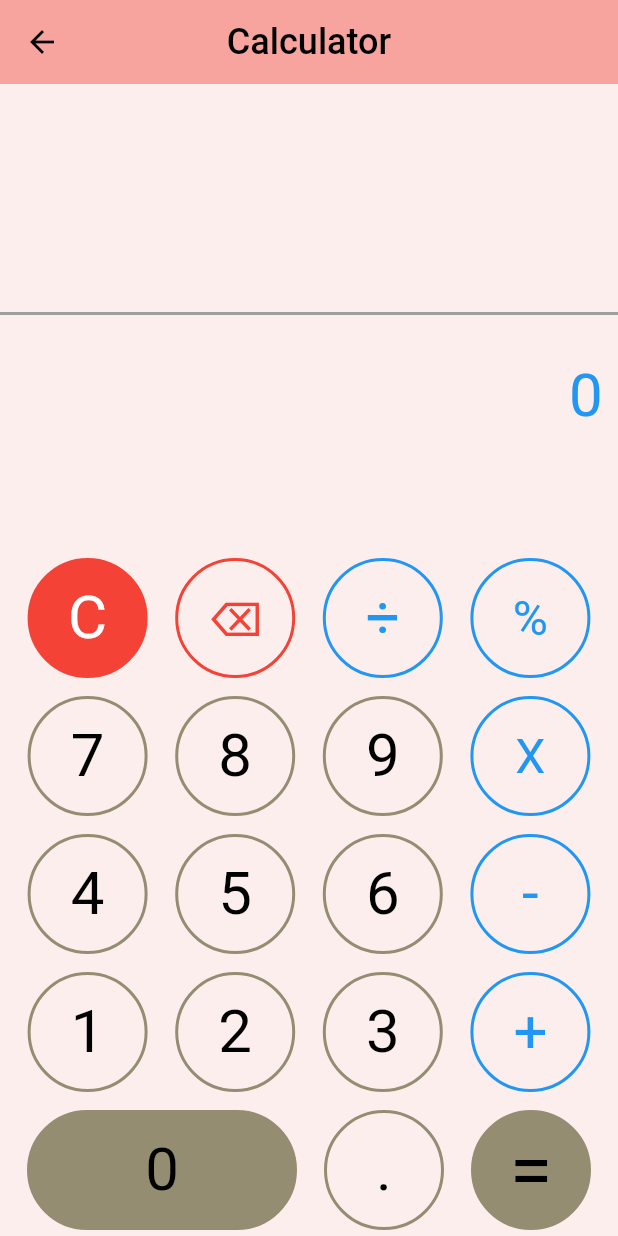
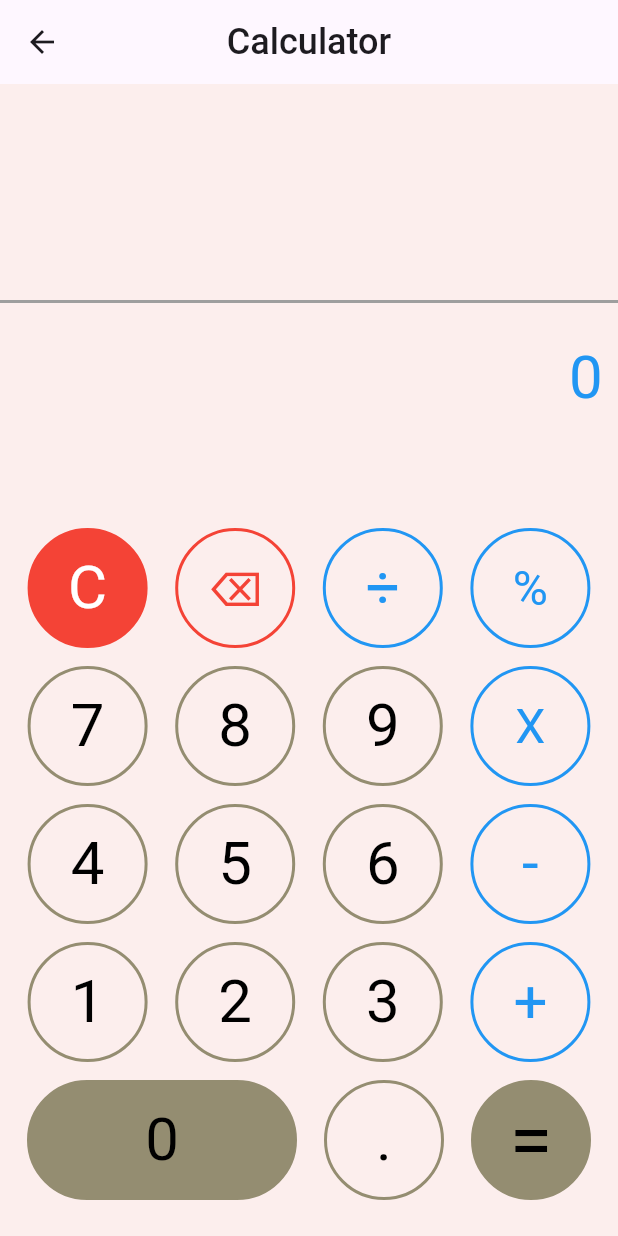
Before and after one commit to anuragsharmark/MinorProject, a Flutter app: the Calculator screen opened directly, on a phone screen of 412 x 824 dp. Run offline on Flutter 3.47's test engine with Material 3 defaults, Android fonts, the phone set to English and light mode, and no system bars; our stand-ins replace carousel_slider, math_expressions, percent_indicator; project files that could hold a hidden picture were left out.

Commit message:
Update Calculator.dart

```diff
--- a/lib/screens/Calculator.dart
+++ b/lib/screens/Calculator.dart
@@ -14,24 +14,21 @@
   String result = '0';
   bool IsCal = false;
   bool IsClick = false;
+  bool IsDoubleClick = false;
 
-  double getNumber(double input) =>
-      double.parse('$input'.substring(0, '$input'.indexOf('.') + 3));
+  double getNumber(double input) {
+    return double.parse(input.toStringAsFixed(2));
+  }
 
   @override
   Widget build(BuildContext context) {
-    return SafeArea(
-      child: Scaffold(
+    return Scaffold(
       backgroundColor: Color.fromRGBO(252, 238, 237, 1),
-        resizeToAvoidBottomInset: false,
       appBar: AppBar(
-          foregroundColor: Colors.black,
-          backgroundColor: Color.fromRGBO(247, 164, 158, 1),
         centerTitle: true,
         title: Text(
           'Calculator',
-            style: TextStyle(
-                fontSize: 24, fontWeight: FontWeight.w500, color: Colors.black),
+          style: TextStyle(fontSize: 24, fontWeight: FontWeight.w500),
         ),
       ),
       body: Column(
@@ -40,11 +37,11 @@
           const SizedBox(
             height: 46,
           ),
+          Wrap(children: [
             Container(
               decoration: BoxDecoration(
-                border: Border(
-                  bottom: BorderSide(width: 2, color: Colors.grey),
-                ),
+                border:
+                    Border(bottom: BorderSide(width: 2, color: Colors.grey)),
               ),
               padding: EdgeInsets.symmetric(horizontal: 10),
               alignment: Alignment.centerRight,
@@ -58,6 +55,8 @@
                 ),
               ),
             ),
+          ]),
+          Wrap(children: [
             Container(
               padding: EdgeInsets.symmetric(horizontal: 10),
               alignment: Alignment.centerRight,
@@ -71,10 +70,12 @@
                 ),
               ),
             ),
+          ]),
           const SizedBox(
             height: 50,
           ),
-            Column(
+          Expanded(
+              child: Column(
             children: [
               Row(
                 mainAxisAlignment: MainAxisAlignment.spaceEvenly,
@@ -112,16 +113,13 @@
                 children: [
                   MyButtonWidget(
                       value: '7',
-                      BorderColor: Color.fromRGBO(148, 141, 113, 1),
-                    ),
+                      BorderColor: Color.fromRGBO(148, 141, 113, 1)),
                   MyButtonWidget(
                       value: '8',
-                      BorderColor: Color.fromRGBO(148, 141, 113, 1),
-                    ),
+                      BorderColor: Color.fromRGBO(148, 141, 113, 1)),
                   MyButtonWidget(
                       value: '9',
-                      BorderColor: Color.fromRGBO(148, 141, 113, 1),
-                    ),
+                      BorderColor: Color.fromRGBO(148, 141, 113, 1)),
                   MyButtonWidget(
                     value: 'X',
                     FontSize: 32,
@@ -138,16 +136,13 @@
                 children: [
                   MyButtonWidget(
                       value: '4',
-                      BorderColor: Color.fromRGBO(148, 141, 113, 1),
-                    ),
+                      BorderColor: Color.fromRGBO(148, 141, 113, 1)),
                   MyButtonWidget(
                       value: '5',
-                      BorderColor: Color.fromRGBO(148, 141, 113, 1),
-                    ),
+                      BorderColor: Color.fromRGBO(148, 141, 113, 1)),
                   MyButtonWidget(
                       value: '6',
-                      BorderColor: Color.fromRGBO(148, 141, 113, 1),
-                    ),
+                      BorderColor: Color.fromRGBO(148, 141, 113, 1)),
                   MyButtonWidget(
                     value: '-',
                     TextColor: Colors.blue,
@@ -163,28 +158,23 @@
                 children: [
                   MyButtonWidget(
                       value: '1',
-                      BorderColor: Color.fromRGBO(148, 141, 113, 1),
-                    ),
+                      BorderColor: Color.fromRGBO(148, 141, 113, 1)),
                   MyButtonWidget(
                       value: '2',
-                      BorderColor: Color.fromRGBO(148, 141, 113, 1),
-                    ),
+                      BorderColor: Color.fromRGBO(148, 141, 113, 1)),
                   MyButtonWidget(
                       value: '3',
-                      BorderColor: Color.fromRGBO(148, 141, 113, 1),
-                    ),
+                      BorderColor: Color.fromRGBO(148, 141, 113, 1)),
                   MyButtonWidget(
                       value: '+',
                       BorderColor: Colors.blue,
-                      TextColor: Colors.blue,
-                    )
+                      TextColor: Colors.blue)
                 ],
               ),
               const SizedBox(
                 height: 12,
               ),
-                SingleChildScrollView(
-                  child: Row(
+              Row(
                 mainAxisAlignment: MainAxisAlignment.spaceEvenly,
                 children: [
                   MyButtonWidget(
@@ -195,21 +185,19 @@
                   ),
                   MyButtonWidget(
                       value: '.',
-                        BorderColor: Color.fromRGBO(148, 141, 113, 1),
-                      ),
-                      MyButtonWidget(
+                      BorderColor: Color.fromRGBO(148, 141, 113, 1)),
+                  IsDoubleClick
+                      ? Container()
+                      : MyButtonWidget(
                           value: '=',
                           BorderColor: Color.fromRGBO(148, 141, 113, 1),
                           FontSize: 52,
-                        ButtonColor: Color.fromRGBO(148, 141, 113, 1),
-                      )
-                    ],
-                  ),
-                ),
+                          ButtonColor: Color.fromRGBO(148, 141, 113, 1))
                 ],
               ),
             ],
-        ),
+          ))
+        ],
       ),
     );
   }
@@ -275,7 +263,7 @@
               userinput.contains('÷') ||
               userinput.contains('%'))) {
         return;
-      } else if (value == '.' && userinput[(userinput.length - 1)] == '.') {
+      } else if (value == '.' && userinput.endsWith('.')) {
         return;
       }
     }
@@ -283,6 +271,7 @@
     if (value == 'C') {
       IsClick = false;
       IsCal = false;
+      IsDoubleClick = false;
       userinput = '';
       result = '0';
       return;
@@ -293,6 +282,7 @@
       userinput = userinput.substring(0, userinput.length - 1);
       IsCal = false;
       IsClick = false;
+      IsDoubleClick = false;
       return;
     } else if (value == '=') {
       if (userinput.isEmpty) {
@@ -308,6 +298,12 @@
       }
       IsCal = true;
       var inputVal = userinput;
+      if (inputVal == '1÷0' && IsCal) {
+        userinput = 'Not Possible';
+        result = 'Not Possible';
+        IsDoubleClick = true;
+        return;
+      }
       inputVal = inputVal.replaceAll('X', '*');
       inputVal = inputVal.replaceAll('÷', '/');
       Parser p = Parser();
```
Lines whose indentation alone changed are shown as unchanged.
